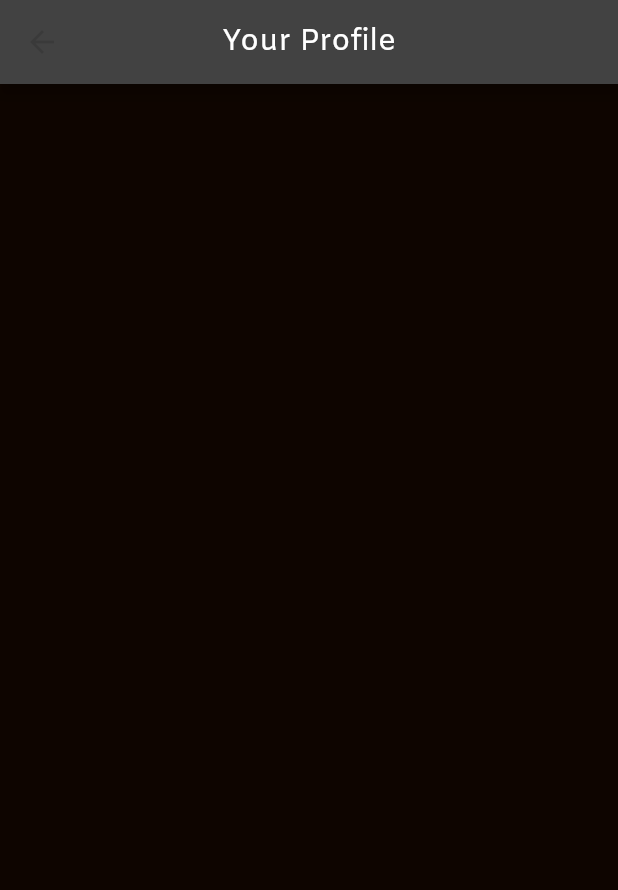
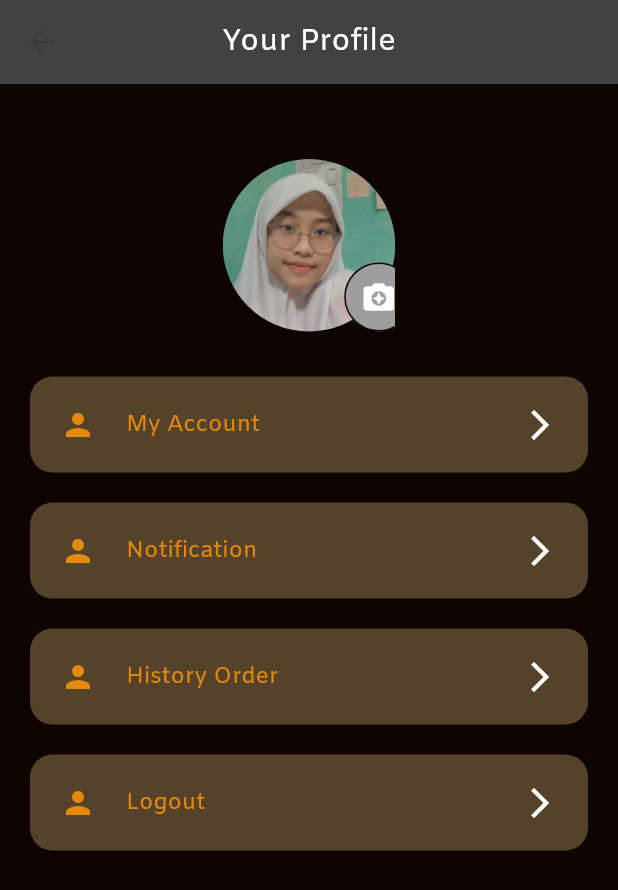
Before and after one commit to tasyarkh/Coffee-App, a Flutter app: the Profile screen opened directly, on a phone screen of 412 x 824 dp. Shown: the top 890 px of the screen. Run offline on Flutter 3.47's test engine with Material 2 defaults, Android fonts, the phone set to English and light mode, and no system bars.

Commit message:
create profile page

```diff
--- a/lib/components/fav.dart
+++ b/lib/components/fav.dart
@@ -9,10 +9,10 @@ class favItem extends StatelessWidget {
     return Padding(
       padding: const EdgeInsets.all(15),
       child: Container(
-        height: 100,
+        height: 130,
         decoration: BoxDecoration(
           borderRadius: BorderRadius.circular(15),
-          color: Styling.primaryColor,
+          color: Styling.primaryColor.withOpacity(0.3),
         ),
       ),
     );
--- /dev/null
+++ b/lib/components/profile_menu.dart
@@ -0,0 +1,47 @@
+import 'package:coffeeku/style/style.dart';
+import 'package:flutter/material.dart';
+
+class MenuProfl extends StatelessWidget {
+  const MenuProfl({
+    Key? key,
+    required this.text,
+    required this.press,
+  }) : super(key: key);
+
+  final String text;
+  final VoidCallback press;
+
+  @override
+  Widget build(BuildContext context) {
+    return Padding(
+      padding: const EdgeInsets.symmetric(horizontal: 20, vertical: 10),
+      child: FlatButton(
+          padding: const EdgeInsets.all(20),
+          shape: RoundedRectangleBorder(
+            borderRadius: BorderRadius.circular(15),
+          ),
+          color: Styling.secondaryColor.withOpacity(0.3),
+          onPressed: press,
+          child: Row(
+            children:  [
+              const Icon(
+                Icons.person,
+                color: Styling.primaryColor,
+              ),
+              const SizedBox(
+                width: 20,
+              ),
+              Expanded(
+                  child: Text(
+                text,
+                style: const TextStyle(
+                    color: Styling.primaryColor,
+                    fontFamily: "Amiko",
+                    fontSize: 15),
+              )),
+              const Icon(Icons.arrow_forward_ios)
+            ],
+          )),
+    );
+  }
+}
--- /dev/null
+++ b/lib/components/profile_picture.dart
@@ -0,0 +1,42 @@
+import 'package:coffeeku/style/style.dart';
+import 'package:flutter/material.dart';
+
+class PictProfile extends StatelessWidget {
+  const PictProfile({
+    Key? key,
+  }) : super(key: key);
+
+  @override
+  Widget build(BuildContext context) {
+    return SizedBox(
+      height: 115,
+      width: 115,
+      child: Stack(
+        fit: StackFit.expand,
+        children: [
+          const CircleAvatar(
+            backgroundImage: AssetImage("assets/img/prof.jpeg"),
+          ),
+          Positioned(
+            child: SizedBox(
+              height: 46,
+              width: 46,
+              child: FlatButton(
+
+                onPressed: () {},
+                color: Colors.grey,
+                child: Icon(Icons.camera_enhance),
+                padding: EdgeInsets.zero,
+                shape: RoundedRectangleBorder(
+                    borderRadius: BorderRadius.circular(50),
+                    side: BorderSide(color: Styling.bg)),
+              ),
+            ),
+            right: -12,
+            bottom: 0,
+          ),
+        ],
+      ),
+    );
+  }
+}
--- a/lib/pages/favorite_screen.dart
+++ b/lib/pages/favorite_screen.dart
@@ -26,14 +26,19 @@ class _FavState extends State<Fav> {
           ),
         ),
       ),
-      body: ListView(
+      body: Padding(
+        padding: const EdgeInsets.only(top: 20),
+        child: ListView(
           children: [
+            favItem(),
+            favItem(),
             favItem(),
             favItem(),
             favItem(),
             favItem(),
           ],
         ),
+      ),
     );
   }
 }
--- a/lib/pages/profile_screen.dart
+++ b/lib/pages/profile_screen.dart
@@ -1,3 +1,5 @@
+import 'package:coffeeku/components/profile_menu.dart';
+import 'package:coffeeku/components/profile_picture.dart';
 import 'package:coffeeku/style/style.dart';
 import 'package:flutter/material.dart';
 
@@ -18,13 +20,40 @@ class _ProfileState extends State<Profile> {
           color: Colors.black12,
         ),
         centerTitle: true,
-        title: Text(
+        title: const Text(
           "Your Profile",
           style: TextStyle(
             fontFamily: "Amiko",
           ),
         ),
       ),
+      body: Padding(
+        padding: const EdgeInsets.only(top: 50),
+        child: Column(
+          children: [
+            PictProfile(),
+            const SizedBox(
+              height: 20,
+            ),
+            MenuProfl(
+              press: () {},
+              text: "My Account",
+            ),
+            MenuProfl(
+              press: () {},
+              text: "Notification",
+            ),
+            MenuProfl(
+              press: () {},
+              text: "History Order",
+            ),
+            MenuProfl(
+              press: () {},
+              text: "Logout",
+            )
+          ],
+        ),
+      ),
     );
   }
 }
--- a/pubspec.yaml
+++ b/pubspec.yaml
@@ -34,7 +34,7 @@ dependencies:
   # The following adds the Cupertino Icons font to your application.
   # Use with the CupertinoIcons class for iOS style icons.
   cupertino_icons: ^1.0.2
-  provider: ^6.0.5
+
 
 dev_dependencies:
   flutter_test:
@@ -66,6 +66,7 @@ flutter:
     - assets/img/bg.png
     - assets/img/macLat.jpg
     - assets/img/mavOri.jpg
+    - assets/img/prof.jpeg
 
   # An image asset can refer to one or more resolution-specific "variants", see
   # https://flutter.dev/assets-and-images/#resolution-aware
```
Also changed, not shown: assets/img/prof.jpeg (added), pubspec.lock. Lines whose indentation alone changed are shown as unchanged.
